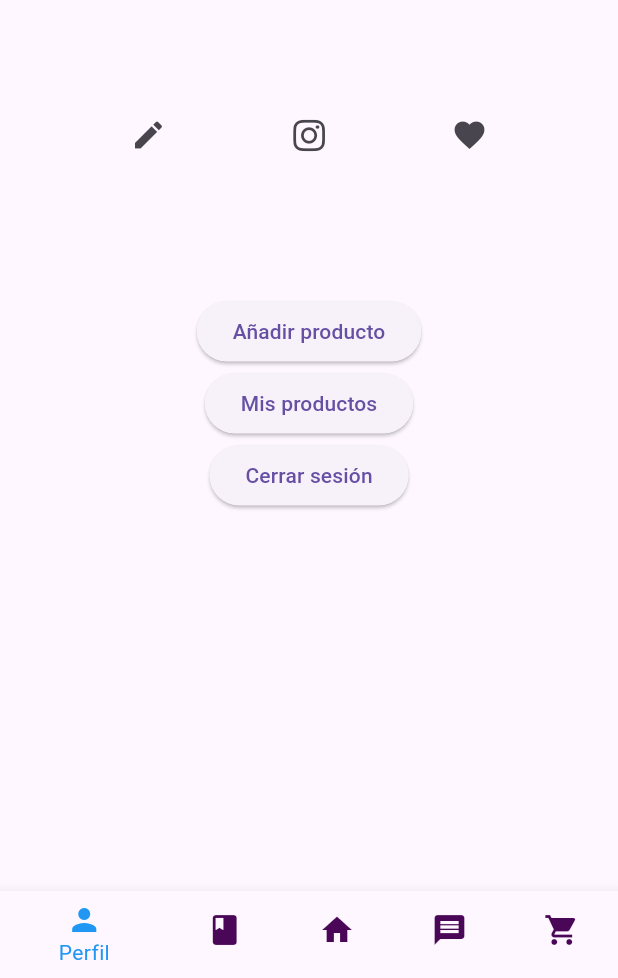
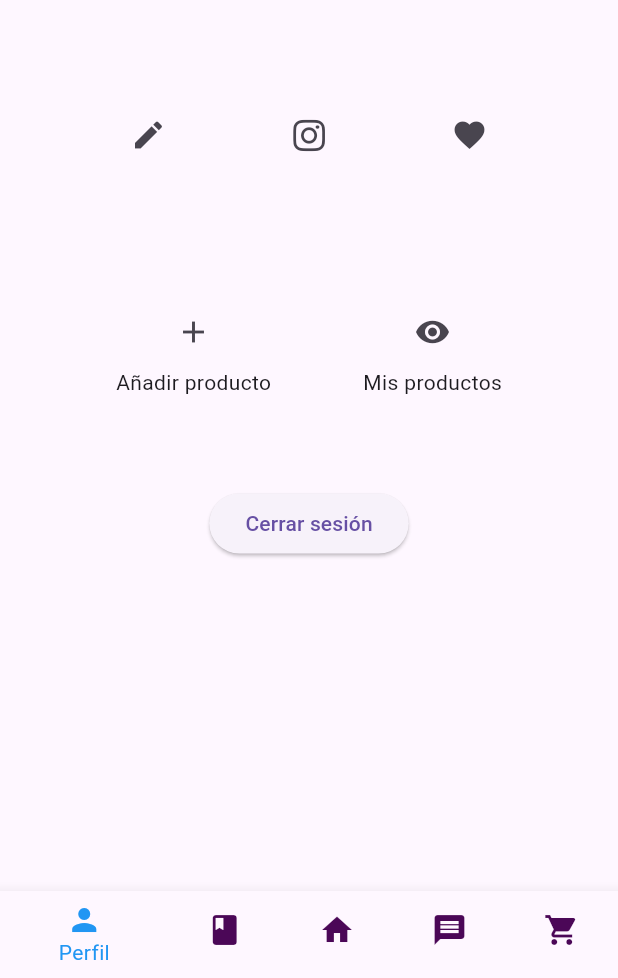
Before and after one commit to Jeronimo1520/contactArt-FlutterApp, a Flutter app: the ProfilePage screen opened by its route, on a phone screen of 412 x 824 dp, the part 258-1236 px from its top. Run offline on Flutter 3.47's test engine with Material 3 defaults, Android fonts, the phone set to English and light mode, and no system bars; our stand-ins replace cloud_firestore, firebase_auth, firebase_core, firebase_storage, flutter_masked_text2, fluttertoast and 3 more; accounts and stored records are empty; statements that could not run were skipped.

Commit message:
Fix: Cambio visual perfil

```diff
--- a/lib/features/app/presentation/pages/profile.dart
+++ b/lib/features/app/presentation/pages/profile.dart
@@ -98,7 +98,13 @@ class _ProfilePageState extends State<ProfilePage> {
                 ),
                 const SizedBox(height: 30),
                 if (_user != null && _user!.type != 'comprador') ...[
-                  ElevatedButton(
+                  Row(
+                    mainAxisAlignment: MainAxisAlignment.spaceEvenly,
+                    children: [
+                      Column(
+                        children: [
+                          IconButton(
+                            icon: Icon(Icons.add),
                             onPressed: () {
                               Navigator.push(
                                 context,
@@ -106,9 +112,14 @@ class _ProfilePageState extends State<ProfilePage> {
                                     builder: (context) => AddProductPage()),
                               );
                             },
-                    child: const Text('Añadir producto'),
                           ),
-                  ElevatedButton(
+                          Text('Añadir producto'),
+                        ],
+                      ),
+                      Column(
+                        children: [
+                          IconButton(
+                            icon: Icon(Icons.remove_red_eye),
                             onPressed: () {
                               Navigator.push(
                                 context,
@@ -116,9 +127,14 @@ class _ProfilePageState extends State<ProfilePage> {
                                     builder: (context) => MyProductsPage()),
                               );
                             },
-                    child: const Text('Mis productos'),
+                          ),
+                          Text('Mis productos'),
+                        ],
                       ),
                     ],
+                  ),
+                ],
+                SizedBox(height: 60),
                 ElevatedButton(
                   onPressed: () async {
                     try {
@@ -133,7 +149,8 @@ class _ProfilePageState extends State<ProfilePage> {
                       print(e.toString());
                     }
                   },
-                    child: const Text('Cerrar sesión')),
+                  child: const Text('Cerrar sesión'),
+                ),
               ],
             );
           },
```
Lines whose indentation alone changed are shown as unchanged.
